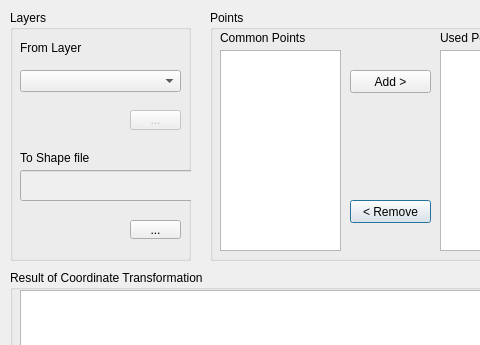
Above: transformation_calc.ui from zsiki/ls before the change; both pictures show x 0 to 480 and y 0 to 345 of the 711 by 471 pixel window. Below: the same form after it.
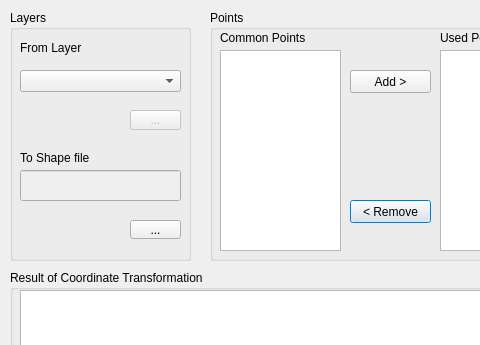
That is the form after the change.

Commit message: corrected edit box in Coordinate Transformation dialog

```diff
--- a/transformation_calc.ui
+++ b/transformation_calc.ui
@@ -140,7 +140,7 @@
      <rect>
       <x>10</x>
       <y>160</y>
-      <width>181</width>
+      <width>161</width>
       <height>31</height>
      </rect>
     </property>
```
Left out of the diff: 4 changed lines with no effect on the pictures.
